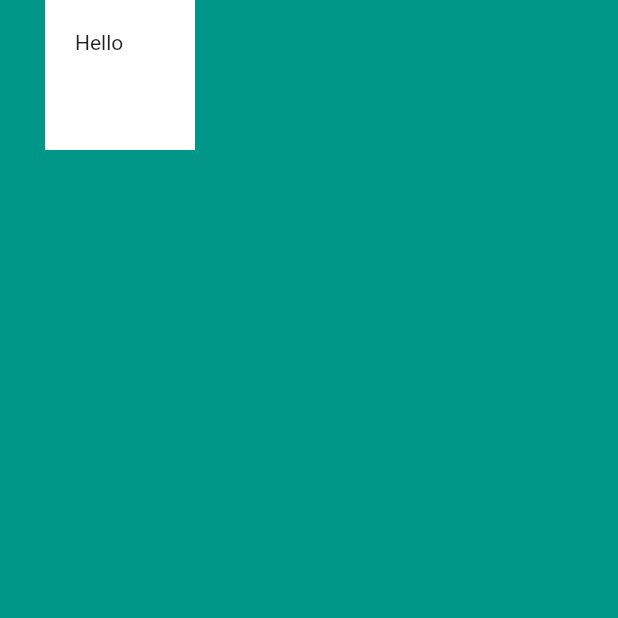
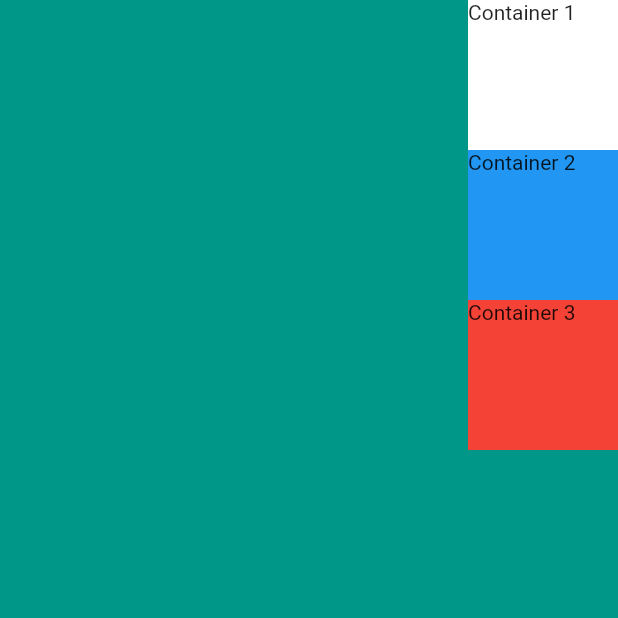
Before and after one commit to korca0220/Flutter_project, a Flutter app: the screen it shows after launch, on a phone screen of 412 x 824 dp, the top half of it. Run offline on Flutter 3.47's test engine with Material 2 defaults, Android fonts, the phone set to English and light mode, and no system bars; our stand-ins replace sqflite; accounts and stored records are empty.

Commit message:
Container 정렬  https://github.com/korca0220/Flutter_project/issues/12

```diff
--- a/mi_card_flutter/lib/main.dart
+++ b/mi_card_flutter/lib/main.dart
@@ -11,15 +11,38 @@
       home: Scaffold(
         backgroundColor: Colors.teal,
         body: SafeArea(
-          child: Container(
-            height: 100,
-            width: 100,
-            margin: EdgeInsets.only(left: 30),
-            padding: EdgeInsets.all(20),
-            color: Colors.white,
-            child: Text('Hello'),
-          ),
-        ),
+            child: Column(
+          // 위아래로 정렬 ( ex) 전체를 꽉차게하고 가운데 사이에 정렬)
+          // mainAxisAlignment: MainAxisAlignment.spaceBetween,
+          // 어느 자식 기준으로 방향 정렬할지 ( ex) 가장 긴 자식의 끝부분에 정렬)
+          crossAxisAlignment: CrossAxisAlignment.end,
+          // 시작 하는 부분 설정
+          // verticalDirection: VerticalDirection.up,
+          children: <Widget>[
+            Container(
+              height: 100,
+              width: 100,
+              color: Colors.white,
+              child: Text('Container 1'),
+            ),
+            Container(
+              height: 100,
+              width: 100,
+              color: Colors.blue,
+              child: Text('Container 2'),
+            ),
+            Container(
+              height: 100,
+              width: 100,
+              color: Colors.red,
+              child: Text('Container 3'),
+            ),
+            Container(
+              // 오른쪽 기준으로 맞추기 위한 임의의 컨테이너
+              width: double.infinity,
+            )
+          ],
+        )),
       ),
     );
   }
```
